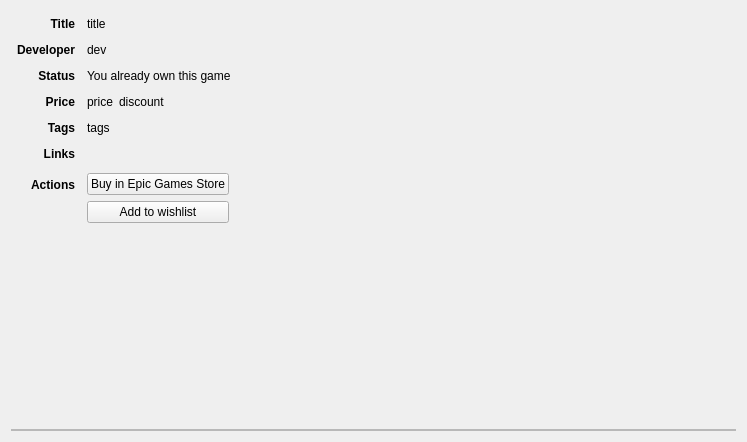
Qt form rare/ui/components/tabs/store/shop_game_info.ui (RareDevs/Rare) before a commit.
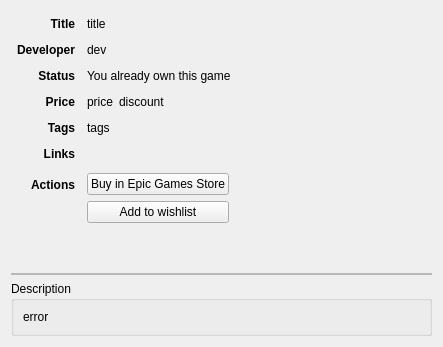
The same form after that commit.

Patch:
```diff
--- a/rare/ui/components/tabs/store/shop_game_info.ui
+++ b/rare/ui/components/tabs/store/shop_game_info.ui
@@ -6,8 +6,8 @@
    <rect>
     <x>0</x>
     <y>0</y>
-    <width>747</width>
-    <height>442</height>
+    <width>443</width>
+    <height>347</height>
    </rect>
   </property>
   <property name="windowTitle">
@@ -311,7 +311,7 @@
      <item>
       <widget class="QFrame" name="requirements_group">
        <property name="sizePolicy">
-        <sizepolicy hsizetype="Expanding" vsizetype="Fixed">
+        <sizepolicy hsizetype="Preferred" vsizetype="Fixed">
          <horstretch>0</horstretch>
          <verstretch>0</verstretch>
         </sizepolicy>
@@ -338,6 +338,49 @@
        </layout>
       </widget>
      </item>
+     <item>
+      <widget class="QGroupBox" name="description_group">
+       <property name="sizePolicy">
+        <sizepolicy hsizetype="Preferred" vsizetype="Fixed">
+         <horstretch>0</horstretch>
+         <verstretch>0</verstretch>
+        </sizepolicy>
+       </property>
+       <property name="title">
+        <string>Description</string>
+       </property>
+       <property name="flat">
+        <bool>false</bool>
+       </property>
+       <layout class="QVBoxLayout" name="description_layout">
+        <item>
+         <widget class="QLabel" name="description_label">
+          <property name="sizePolicy">
+           <sizepolicy hsizetype="Preferred" vsizetype="Fixed">
+            <horstretch>0</horstretch>
+            <verstretch>0</verstretch>
+           </sizepolicy>
+          </property>
+          <property name="text">
+           <string notr="true">error</string>
+          </property>
+          <property name="textFormat">
+           <enum>Qt::MarkdownText</enum>
+          </property>
+          <property name="alignment">
+           <set>Qt::AlignLeading|Qt::AlignLeft|Qt::AlignTop</set>
+          </property>
+          <property name="wordWrap">
+           <bool>true</bool>
+          </property>
+          <property name="openExternalLinks">
+           <bool>true</bool>
+          </property>
+         </widget>
+        </item>
+       </layout>
+      </widget>
+     </item>
     </layout>
    </item>
   </layout>
```
Left out of the diff: 2 changed lines with no effect on the pictures.
